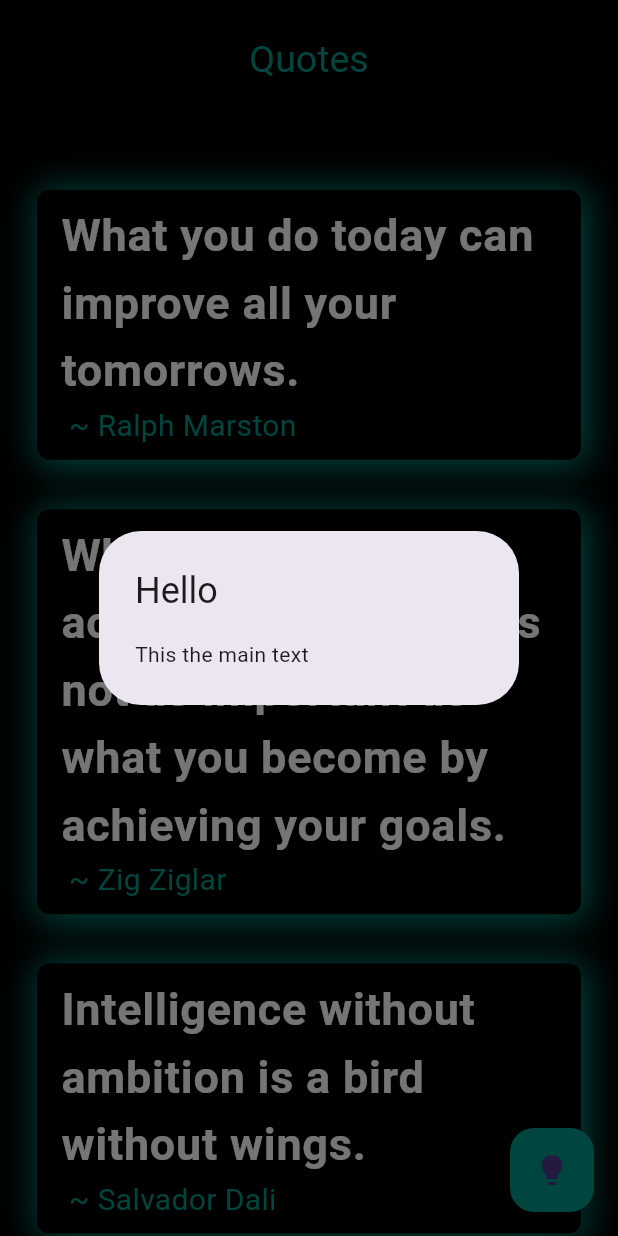
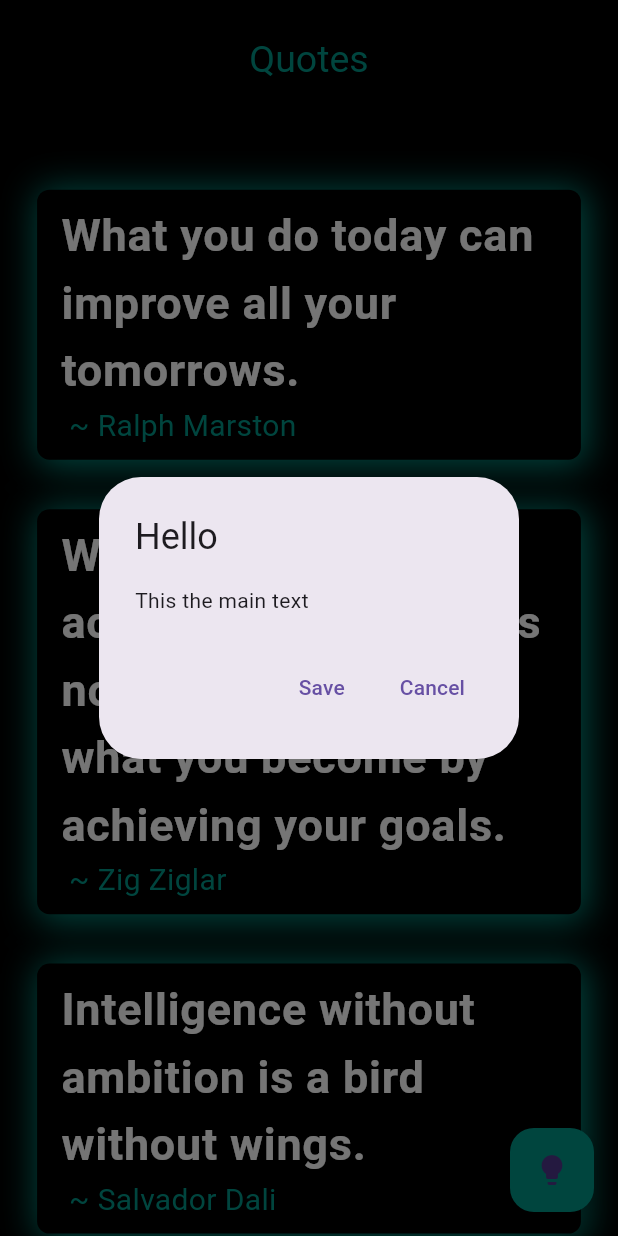
Before and after one commit to MauryaAayush/quotes_app, a Flutter app: the screen it shows after launch, after a tap on the "lightbulb" icon, on a phone screen of 412 x 824 dp. Run offline on Flutter 3.47's test engine with Material 3 defaults, Android fonts, the light colour scheme and no system bars.

Commit message:
Radhey Radhey

```diff
--- a/lib/Views/Homescreen.dart
+++ b/lib/Views/Homescreen.dart
@@ -25,6 +25,14 @@ class _HomescreenState extends State<Homescreen> {
           showDialog(context: context, builder: (context) => AlertDialog(
             title: Text('Hello'),
             content: Text('This the main text'),
+            actions: [
+              TextButton(onPressed: () {
+
+              }, child: Text('Save')),
+              TextButton(onPressed: () {
+
+              }, child: Text('Cancel'))
+            ],
 
           ),);
         },
```
